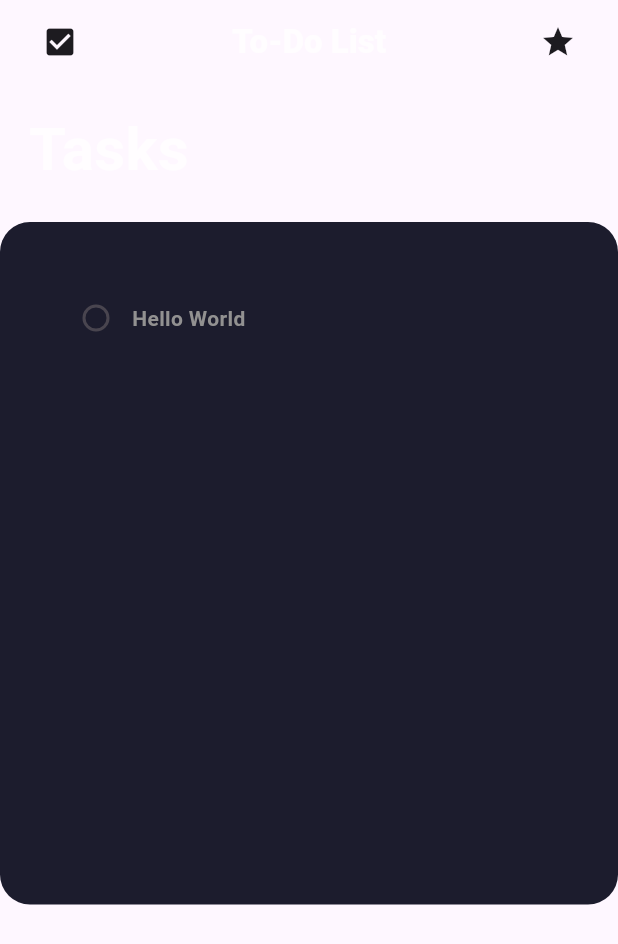
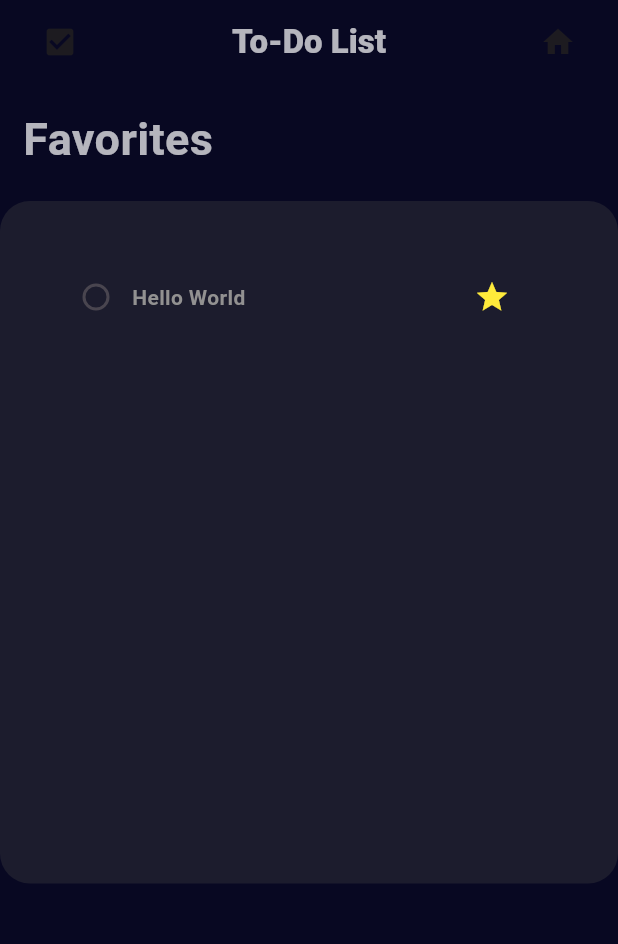
Before and after one commit to CodeIE000/To_Do_List, a Flutter app: the Favorites screen opened directly, after a tap on the "star" icon, on a phone screen of 412 x 824 dp. Shown: the top 944 px of the screen. Run offline on Flutter 3.47's test engine with Material 3 defaults, Android fonts, the phone set to English and light mode, and no system bars; drawn by our look-alikes of flutter_slidable.

Commit message:
finish foundation for favorite functions

```diff
--- a/lib/components/list_box.dart
+++ b/lib/components/list_box.dart
@@ -21,6 +21,8 @@ class ListBox extends StatefulWidget {
 }
 
 class _ListBoxState extends State<ListBox> {
+  bool clickedStar = false;
+
   @override
   Widget build(BuildContext context) {
     return Padding(
@@ -71,8 +73,17 @@ class _ListBoxState extends State<ListBox> {
               ),
               // Favorite button
               MaterialButton(
-                onPressed: () {},
-              )
+                  shape: CircleBorder(),
+                  onPressed: () {
+                    widget.favoritePressed;
+                    setState(() {
+                      clickedStar = !clickedStar;
+                    });
+                  },
+                  child: Icon(
+                    Icons.star,
+                    color: clickedStar ? Colors.yellow : Colors.black,
+                  ))
             ],
           ),
         ),
--- a/lib/pages/favorites.dart
+++ b/lib/pages/favorites.dart
@@ -14,10 +14,28 @@ class Favorites extends StatefulWidget {
 }
 
 class _FavoritesState extends State<Favorites> {
+  FavoriteModel fm = FavoriteModel();
+
+  // Method for checking checkbox
+  void checkboxClicked(bool? value, int index) {
+    setState(() {
+      fm.todolist[index][0] = !fm.todolist[index][0];
+      fm.favoriteItems[index][0] = !fm.favoriteItems[index][0];
+    });
+  }
+
+  // Method for deleting task
+  void deleteTask(int index) {
+    setState(() {
+      fm.favoriteItems.removeAt(index);
+    });
+  }
+
   @override
   Widget build(BuildContext context) {
     Home home = Home();
     return Scaffold(
+      backgroundColor: backgroundColor,
       appBar: AppBar(
           backgroundColor: Colors.transparent,
           elevation: 0,
@@ -45,11 +63,11 @@ class _FavoritesState extends State<Favorites> {
                 onPressed: () => Navigator.push(
                   context,
                   MaterialPageRoute(
-                    builder: (context) => const Favorites(),
+                    builder: (context) => const Home(),
                   ),
                 ),
                 icon: const Icon(
-                  Icons.star,
+                  Icons.home,
                 ),
               ),
             ],
@@ -61,10 +79,10 @@ class _FavoritesState extends State<Favorites> {
             height: 15,
           ),
           const Text(
-            "  Tasks",
+            "  Favorites",
             style: TextStyle(
                 color: Colors.white70,
-                fontSize: 40,
+                fontSize: 30,
                 fontWeight: FontWeight.bold),
           ),
           Padding(
@@ -81,7 +99,7 @@ class _FavoritesState extends State<Favorites> {
                   itemBuilder: (context, index) => ListBox(
                     checkedBox: value.todolist[index][0],
                     taskName: value.todolist[index][1],
-                    onChanged: (value) => home.checkboxClicked(value, index),
+                    onChanged: (value) => checkboxClicked(value, index),
                     favoritePressed: () {
                       Provider.of<FavoriteModel>(context, listen: false)
                           .addItemsToFavorites(index);
```
Also changed, not shown: lib/model/favorite_model.dart (+6 -1 lines), lib/pages/home.dart (+7 -9 lines).
